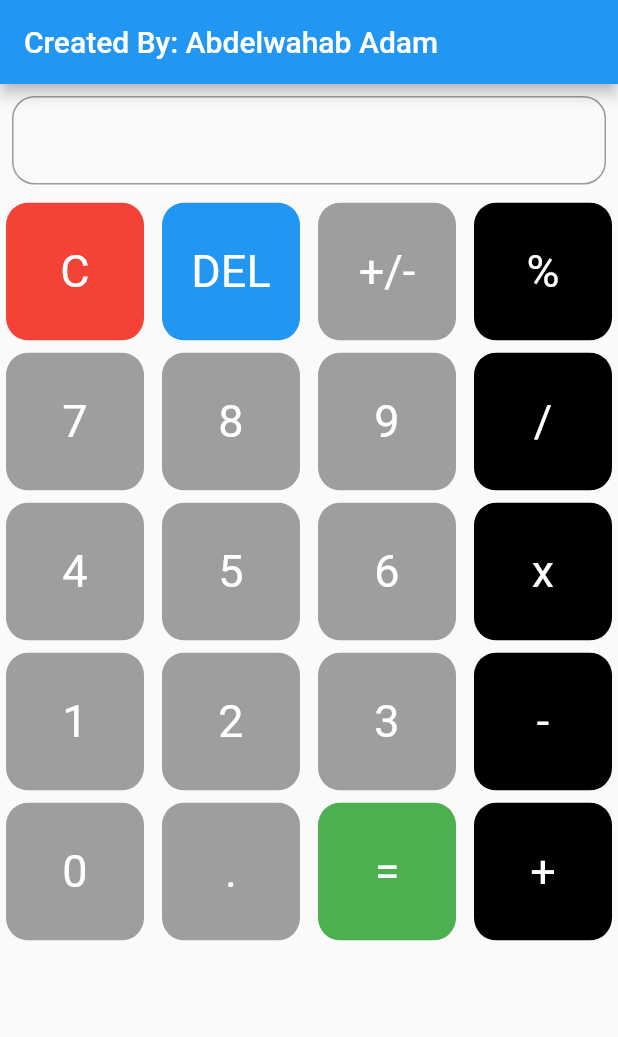
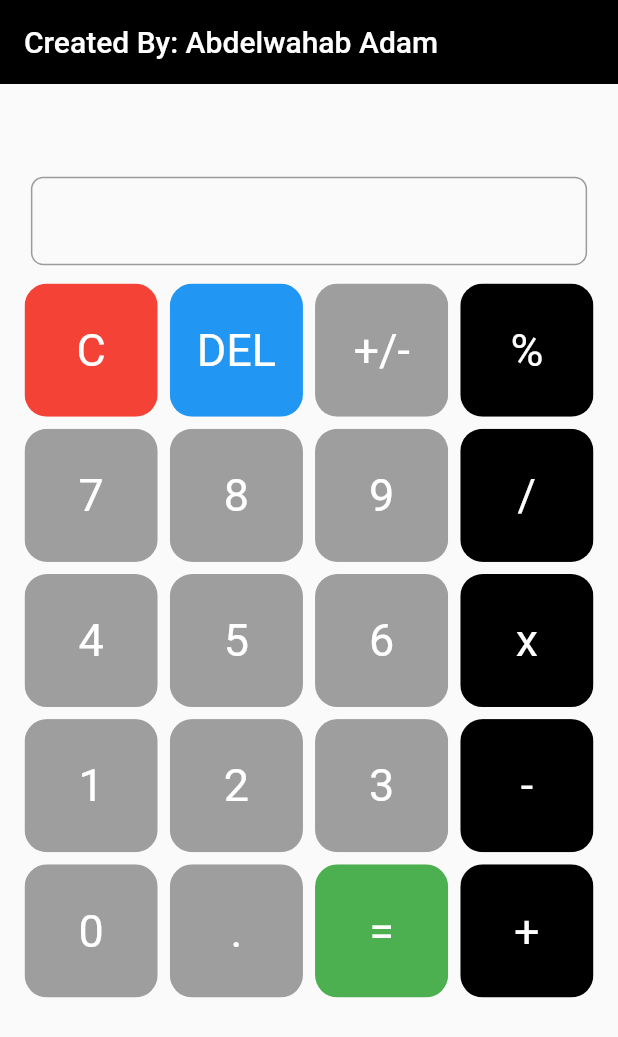
Before and after one commit to abdelwahab2014/Calculator, a Flutter app: the screen it shows after launch, on a phone screen of 412 x 824 dp. Shown: the top 1037 px of the screen. Run offline on Flutter 3.47's test engine with Material 2 defaults, Android fonts, the phone set to English and light mode, and no system bars; our stand-ins replace math_expressions.

Commit message:
calculator2

```diff
--- a/lib/view/calculator.dart
+++ b/lib/view/calculator.dart
@@ -1,7 +1,8 @@
 import 'package:calculator/view/model.dart';
 import 'package:calculator/view/my_buttons.dart';
+import 'package:calculator/widgets/app_bar.dart';
+import 'package:calculator/widgets/text_field.dart';
 import 'package:flutter/material.dart';
-import 'package:flutter/services.dart';
 import 'package:math_expressions/math_expressions.dart';
 
 class Calculator extends StatefulWidget {
@@ -29,31 +30,24 @@ class _CalculatorState extends State<Calculator> {
 
   @override
   Widget build(BuildContext context) {
+    var screenSize = MediaQuery.of(context).size;
+    var padding2 = screenSize.width * 0.03;
+    var crossAxisSpacing = screenSize.width * 0.0001;
     return SafeArea(
       child: Scaffold(
-        appBar: AppBar(title: const Text('Created By: Abdelwahab Adam')),
-        body: Column(
+        appBar: appBar,
+        body: Padding(
+          padding: EdgeInsets.all(padding2),
+          child: Column(
             children: [
-            Padding(
-              padding: const EdgeInsets.all(8.0),
-              child: TextField(
-                controller: textEditingController,
-                inputFormatters: [
-                  FilteringTextInputFormatter.allow(RegExp("[0-9].")),
-                ],
-                readOnly: true,
-                showCursor: true,
-                decoration: InputDecoration(
-                  border: OutlineInputBorder(
-                    borderRadius: BorderRadius.circular(15),
+              SizedBox(
+                height: screenSize.height * 0.05,
               ),
-                ),
-              ),
-            ),
+              TextFieldWidget(textEditingController: textEditingController),
               Expanded(
                 child: GridView.builder(
-                gridDelegate: const SliverGridDelegateWithFixedCrossAxisCount(
-                    crossAxisCount: 4, crossAxisSpacing: 4),
+                  gridDelegate: SliverGridDelegateWithFixedCrossAxisCount(
+                      crossAxisCount: 4, crossAxisSpacing: crossAxisSpacing),
                   itemCount: calItems.length,
                   itemBuilder: (BuildContext context, int index) {
                     return Mybuttons(
@@ -74,6 +68,7 @@ class _CalculatorState extends State<Calculator> {
                 ),
               ),
             ],
+          ),
         ),
       ),
     );
@@ -135,7 +130,10 @@ class _CalculatorState extends State<Calculator> {
         });
       } else {
         setState(() {
-          textEditingController.text = "ERROR!!";
+          if (textEditingController.text.isEmpty) {
+          } else {
+            textEditingController.text = "error";
+          }
           //Future.delayed(const Duration(seconds: 10));
           //textEditingController.clear();
         });
--- a/lib/view/model.dart
+++ b/lib/view/model.dart
@@ -1,4 +1,4 @@
- import 'package:flutter/material.dart';
+
 // list of cal items
 List calItems = [
   'C',
@@ -35,18 +35,107 @@
   }
 }
 
+// class ButtonTapped extends StatefulWidget {
+//   final bool isTextFieldEmpty;
+//   final TextEditingController textEditingController;
+//   const ButtonTapped({super.key, required this.isTextFieldEmpty, required this.textEditingController});
 
+//   @override
+//   State<ButtonTapped> createState() => _ButtonTappedState();
+// }
 
- class ButtonTapped extends StatefulWidget {
-   const ButtonTapped({super.key});
+// class _ButtonTappedState extends State<ButtonTapped> {
+//   @override
+//   Widget build(BuildContext context) {
+//     return Container();
+//   }
 
-   @override
-   State<ButtonTapped> createState() => _ButtonTappedState();
- }
+//   buttonTap(String buttonValue) {
+//     if (buttonValue == 'C') {
+//       widget.isTextFieldEmpty
+//           ? null
+//           : setState(() {
+//               widget.textEditingController.clear();
+//             });
+//     } else if (buttonValue == 'DEL') {
+//       if (widget.textEditingController.text.isNotEmpty) {
+//         if (widget.textEditingController.text == 'error') {
+//           widget.textEditingController.clear();
+//         } else {
+//           widget.textEditingController.text = widget.textEditingController.text
+//               .substring(0, widget.textEditingController.text.length - 1);
+//         }
+//       }
+//     } else if (buttonValue == '+/-') {
+//       if (widget.textEditingController.text.isNotEmpty &&
+//           isOperator(widget.textEditingController.text) == false) {
+//         double value;
+//         value = double.parse(widget.textEditingController.value.text) * -1;
 
- class _ButtonTappedState extends State<ButtonTapped> {
-   @override
-   Widget build(BuildContext context) {
-     return Container();
-   }
- }
+//         widget.textEditingController.text = value.toString();
+//       }
+//     } else if (buttonValue == '%') {
+//       if (widget.textEditingController.text.isNotEmpty &&
+//           !isOperator(
+//             widget.textEditingController.text.substring(
+//                 widget.textEditingController.text.length - 1,
+//                 widget.textEditingController.text.length),
+//           )) {
+//         double value;
+//         value = double.parse(widget.textEditingController.value.text) * 0.01;
+//         widget.textEditingController.text = value.toString();
+//       } else {
+//         widget.textEditingController.text = 'error';
+//       }
+//     } else if (buttonValue == '=') {
+//       if (widget.textEditingController.text.isNotEmpty &&
+//           !isOperator(
+//             widget.textEditingController.text.substring(
+//                 widget.textEditingController.text.length - 1,
+//                 widget.textEditingController.text.length),
+//           )) {
+//         setState(() {
+//           String expression = widget.textEditingController.text;
+//           expression = expression.replaceAll('x', '*');
+//           Parser p = Parser();
+//           Expression exp = p.parse(expression);
+//           // Bind variables:
+//           ContextModel cm = ContextModel();
+//           double eval = exp.evaluate(EvaluationType.REAL, cm);
+//           widget.textEditingController.text = eval.toString();
+//         });
+//       } else {
+//         setState(() {
+//           if (widget.textEditingController.text.isEmpty) {
+//           } else {
+//             widget.textEditingController.text = "error";
+//           }
+//         });
+//       }
+//     } else if (buttonValue == '.') {
+//       if (widget.textEditingController.text.isNotEmpty &&
+//           !widget.textEditingController.text.contains('.')) {
+//         setState(() {
+//           widget.textEditingController.text += buttonValue;
+//         });
+//       }
+//     } else if (isOperator(buttonValue) && widget.textEditingController.text.isEmpty) {
+//       return null;
+//     } else {
+//       if (widget.textEditingController.text.isNotEmpty &&
+//           isOperator(buttonValue) &&
+//           isOperator(widget.textEditingController.text.substring(
+//               widget.textEditingController.text.length - 1,
+//               widget.textEditingController.text.length))) {
+//         widget.textEditingController.text = widget.textEditingController.text.replaceRange(
+//             widget.textEditingController.text.length - 1,
+//             widget.textEditingController.text.length,
+//             buttonValue);
+//       } else {
+//         setState(() {
+//           widget.textEditingController.text += buttonValue;
+//         });
+//       }
+//     }
+//   }
+// }
--- /dev/null
+++ b/lib/widgets/app_bar.dart
@@ -0,0 +1,7 @@
+import 'package:flutter/material.dart';
+
+AppBar appBar = AppBar(
+  title: const Text('Created By: Abdelwahab Adam'),
+  elevation: 0,
+  backgroundColor: Colors.black,
+);
--- /dev/null
+++ b/lib/widgets/text_field.dart
@@ -0,0 +1,30 @@
+import 'package:flutter/material.dart';
+import 'package:flutter/services.dart';
+
+class TextFieldWidget extends StatelessWidget {
+ final TextEditingController textEditingController;
+  const TextFieldWidget({super.key, required this.textEditingController});
+
+  @override
+  Widget build(BuildContext context) {
+      var screenSize = MediaQuery.of(context).size;
+    var padding = screenSize.width * 0.02;
+    var borderRadius = screenSize.width * 0.02;
+
+    return Padding(
+      padding: EdgeInsets.all(padding),
+      child: TextField(
+        controller: textEditingController,
+        inputFormatters: [
+          FilteringTextInputFormatter.allow(RegExp("[0-9].")),
+        ],
+        readOnly: true,
+        decoration: InputDecoration(
+          border: OutlineInputBorder(
+            borderRadius: BorderRadius.circular(borderRadius),
+          ),
+        ),
+      ),
+    );
+  }
+}
```
Lines whose indentation alone changed are shown as unchanged.
